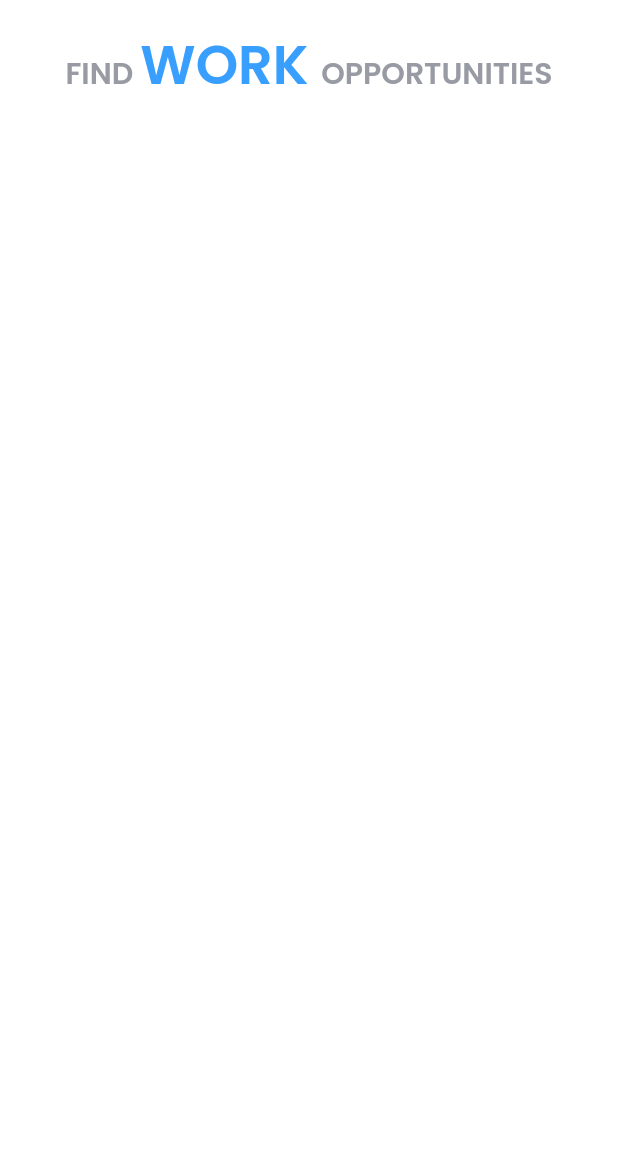
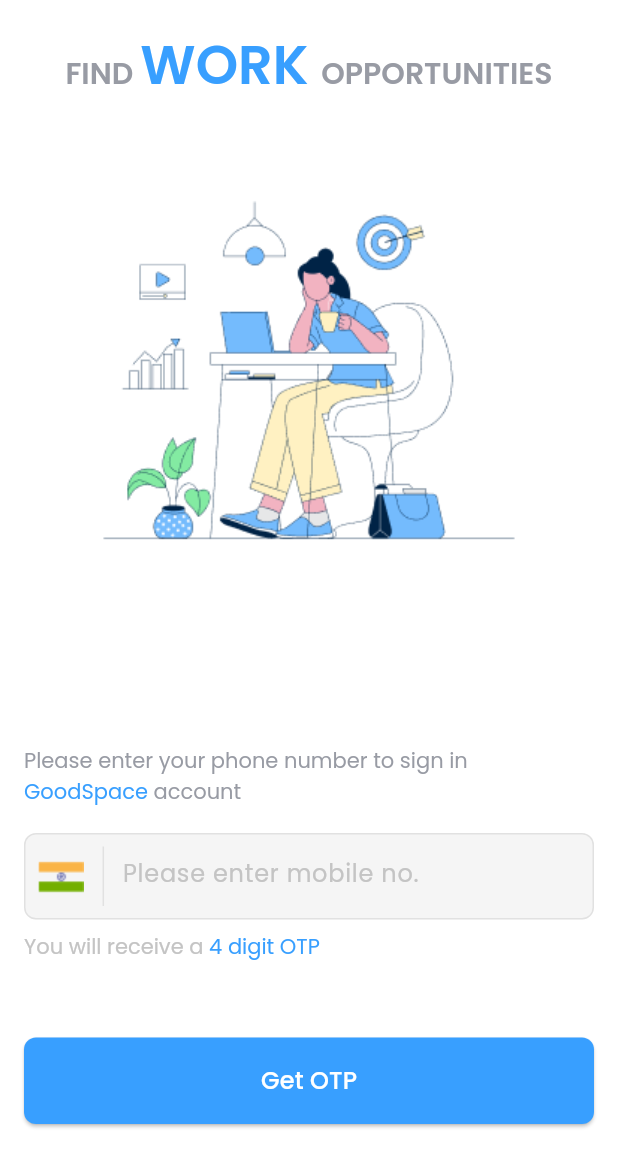
Before and after one commit to Priyanshu078/GoodSpace-loginflow, a Flutter app: the screen it shows after launch, on a phone screen of 412 x 824 dp. Shown: the top 1167 px of the screen. Run offline on Flutter 3.47's test engine with Material 3 defaults, Android fonts, the phone set to English and light mode, and no system bars; drawn by our look-alikes of carousel_slider; our stand-ins replace equatable, flutter_bloc, google_fonts.

Commit message:
working on otp verification

```diff
--- a/lib/colors.dart
+++ /dev/null
@@ -1,4 +0,0 @@
-import 'package:flutter/material.dart';
-
-Color themeColor = const Color(0xff389FFF);
-Color onboardingTextColor = const Color(0xff989BA4);
--- /dev/null
+++ b/lib/constants/colors.dart
@@ -0,0 +1,7 @@
+import 'package:flutter/material.dart';
+
+Color themeColor = const Color(0xff389FFF);
+Color onboardingTextColor = const Color(0xff989BA4);
+Color secondaryOnbardingColor = const Color(0xffC4C4C4);
+Color borderColor = const Color.fromRGBO(196, 196, 196, 0.40);
+Color textFieldBackground = const Color(0xffF5F5F5);
--- a/lib/homepage.dart
+++ /dev/null
@@ -1,129 +0,0 @@
-import 'package:carousel_slider/carousel_slider.dart';
-import 'package:flutter/material.dart';
-import 'package:flutter/services.dart';
-import 'package:goodspacelogin/colors.dart';
-import 'package:google_fonts/google_fonts.dart';
-
-class MyHomePage extends StatelessWidget {
-  MyHomePage({super.key, required this.title});
-
-  final String title;
-
-  final List<Widget> carouselItems = [
-    RichText(
-      text: TextSpan(
-          text: "FIND ",
-          children: [
-            TextSpan(
-                text: "WORK ",
-                style: GoogleFonts.poppins(
-                    fontSize: 36,
-                    fontWeight: FontWeight.w600,
-                    color: themeColor),
-                children: [
-                  TextSpan(
-                    text: "OPPORTUNITIES",
-                    style: GoogleFonts.poppins(
-                        fontSize: 20,
-                        fontWeight: FontWeight.w600,
-                        color: onboardingTextColor),
-                  )
-                ])
-          ],
-          style: GoogleFonts.poppins(
-              fontSize: 20,
-              fontWeight: FontWeight.w600,
-              color: onboardingTextColor)),
-    ),
-    RichText(
-      text: TextSpan(
-          text: "DISCOVER \n",
-          children: [
-            TextSpan(
-                text: "DREAM ",
-                style: GoogleFonts.poppins(
-                    fontSize: 40,
-                    fontWeight: FontWeight.w600,
-                    color: themeColor),
-                children: [
-                  TextSpan(
-                    text: "DIVE IN",
-                    style: GoogleFonts.poppins(
-                        fontSize: 20,
-                        fontWeight: FontWeight.w600,
-                        color: onboardingTextColor),
-                  )
-                ])
-          ],
-          style: GoogleFonts.poppins(
-              fontSize: 20,
-              fontWeight: FontWeight.w600,
-              color: onboardingTextColor)),
-    ),
-    RichText(
-      text: TextSpan(
-          text: "EXPLORE MORE \n",
-          children: [
-            TextSpan(
-                text: "SETTLE ",
-                style: GoogleFonts.poppins(
-                    fontSize: 40,
-                    fontWeight: FontWeight.w600,
-                    color: themeColor),
-                children: [
-                  TextSpan(
-                    text: "FOR MORE",
-                    style: GoogleFonts.poppins(
-                        fontSize: 20,
-                        fontWeight: FontWeight.w600,
-                        color: onboardingTextColor),
-                  )
-                ])
-          ],
-          style: GoogleFonts.poppins(
-              fontSize: 20,
-              fontWeight: FontWeight.w600,
-              color: onboardingTextColor)),
-    ),
-  ];
-
-  @override
-  Widget build(BuildContext context) {
-    return Scaffold(
-      backgroundColor: Colors.white,
-      body: AnnotatedRegion<SystemUiOverlayStyle>(
-        value: const SystemUiOverlayStyle(
-            statusBarColor: Colors.white,
-            statusBarIconBrightness: Brightness.dark),
-        child: SafeArea(
-          child: Padding(
-            padding: const EdgeInsets.all(16.0),
-            child: Column(
-              children: <Widget>[
-                CarouselSlider(
-                    items: carouselItems,
-                    options: CarouselOptions(
-                      height: 400,
-                      aspectRatio: 16 / 9,
-                      viewportFraction: 1,
-                      initialPage: 0,
-                      enableInfiniteScroll: false,
-                      reverse: false,
-                      autoPlay: true,
-                      autoPlayInterval: const Duration(seconds: 3),
-                      autoPlayAnimationDuration:
-                          const Duration(milliseconds: 200),
-                      autoPlayCurve: Curves.fastOutSlowIn,
-                      enlargeCenterPage: true,
-                      enlargeFactor: 0.3,
-                      onPageChanged: (val, _) {},
-                      scrollDirection: Axis.horizontal,
-                    ))
-              ],
-            ),
-          ),
-        ),
-      ),
-    );
-  }
-}
--- /dev/null
+++ b/lib/login/bloc/login_bloc.dart
@@ -0,0 +1,9 @@
+import 'package:goodspacelogin/login/bloc/login_event.dart';
+import 'package:flutter_bloc/flutter_bloc.dart';
+import 'package:goodspacelogin/login/bloc/login_state.dart';
+
+class LoginBloc extends Bloc<LoginEvent, LoginState> {
+  LoginBloc() : super(const LoginState()) {
+    on((event, emit) => null);
+  }
+}
--- /dev/null
+++ b/lib/login/bloc/login_event.dart
@@ -0,0 +1,6 @@
+import 'package:equatable/equatable.dart';
+
+class LoginEvent extends Equatable {
+  @override
+  List<Object?> get props => [];
+}
--- /dev/null
+++ b/lib/login/bloc/login_state.dart
@@ -0,0 +1,7 @@
+import 'package:equatable/equatable.dart';
+
+class LoginState extends Equatable {
+  @override
+  List<Object?> get props => [];
+  const LoginState();
+}
--- /dev/null
+++ b/lib/login/getotp_page.dart
@@ -0,0 +1,296 @@
+import 'package:carousel_slider/carousel_slider.dart';
+import 'package:flutter/material.dart';
+import 'package:flutter/services.dart';
+import 'package:goodspacelogin/constants/colors.dart';
+import 'package:goodspacelogin/widgets/mybutton.dart';
+import 'package:google_fonts/google_fonts.dart';
+
+class MyHomePage extends StatefulWidget {
+  const MyHomePage({super.key, required this.title});
+
+  final String title;
+
+  @override
+  State<MyHomePage> createState() => _MyHomePageState();
+}
+
+class _MyHomePageState extends State<MyHomePage> {
+  final TextEditingController _textEditingController = TextEditingController();
+
+  List<Widget> getCarouselItems(double height, double width) {
+    return [
+      SizedBox(
+        height: height * 0.5,
+        child: Column(
+          mainAxisAlignment: MainAxisAlignment.spaceBetween,
+          mainAxisSize: MainAxisSize.min,
+          children: [
+            RichText(
+              text: TextSpan(
+                  text: "FIND ",
+                  children: [
+                    TextSpan(
+                        text: "WORK ",
+                        style: GoogleFonts.poppins(
+                            fontSize: 36,
+                            fontWeight: FontWeight.w600,
+                            color: themeColor),
+                        children: [
+                          TextSpan(
+                            text: "OPPORTUNITIES",
+                            style: GoogleFonts.poppins(
+                                fontSize: 20,
+                                fontWeight: FontWeight.w600,
+                                color: onboardingTextColor),
+                          )
+                        ])
+                  ],
+                  style: GoogleFonts.poppins(
+                      fontSize: 20,
+                      fontWeight: FontWeight.w600,
+                      color: onboardingTextColor)),
+            ),
+            Image.asset(
+              "assets/images/image1.png",
+              height: height * 0.3,
+            ),
+          ],
+        ),
+      ),
+      SizedBox(
+        height: height * 0.5,
+        child: Column(
+          mainAxisSize: MainAxisSize.min,
+          mainAxisAlignment: MainAxisAlignment.spaceBetween,
+          children: [
+            RichText(
+              text: TextSpan(
+                  text: "DISCOVER \n",
+                  children: [
+                    TextSpan(
+                        text: "DREAM ",
+                        style: GoogleFonts.poppins(
+                            fontSize: 40,
+                            fontWeight: FontWeight.w600,
+                            color: themeColor),
+                        children: [
+                          TextSpan(
+                            text: "DIVE IN",
+                            style: GoogleFonts.poppins(
+                                fontSize: 20,
+                                fontWeight: FontWeight.w600,
+                                color: onboardingTextColor),
+                          )
+                        ])
+                  ],
+                  style: GoogleFonts.poppins(
+                      fontSize: 20,
+                      fontWeight: FontWeight.w600,
+                      color: onboardingTextColor)),
+            ),
+            Image.asset(
+              "assets/images/image2.png",
+              height: height * 0.25,
+              width: width,
+            ),
+          ],
+        ),
+      ),
+      Column(
+        mainAxisSize: MainAxisSize.min,
+        mainAxisAlignment: MainAxisAlignment.spaceBetween,
+        children: [
+          RichText(
+            text: TextSpan(
+                text: "EXPLORE MORE \n",
+                children: [
+                  TextSpan(
+                      text: "SETTLE ",
+                      style: GoogleFonts.poppins(
+                          fontSize: 40,
+                          fontWeight: FontWeight.w600,
+                          color: themeColor),
+                      children: [
+                        TextSpan(
+                          text: "FOR MORE",
+                          style: GoogleFonts.poppins(
+                              fontSize: 20,
+                              fontWeight: FontWeight.w600,
+                              color: onboardingTextColor),
+                        )
+                      ])
+                ],
+                style: GoogleFonts.poppins(
+                    fontSize: 20,
+                    fontWeight: FontWeight.w600,
+                    color: onboardingTextColor)),
+          ),
+          Image.asset(
+            "assets/images/image3.png",
+            height: height * 0.25,
+            width: width,
+          ),
+        ],
+      ),
+    ];
+  }
+
+  @override
+  Widget build(BuildContext context) {
+    final height = MediaQuery.of(context).size.height;
+    final width = MediaQuery.of(context).size.width;
+    return Scaffold(
+      backgroundColor: Colors.white,
+      body: AnnotatedRegion<SystemUiOverlayStyle>(
+        value: const SystemUiOverlayStyle(
+            statusBarColor: Colors.white,
+            statusBarIconBrightness: Brightness.dark),
+        child: SafeArea(
+          child: Padding(
+            padding: const EdgeInsets.all(16.0),
+            child: SingleChildScrollView(
+              child: SizedBox(
+                height: height * 0.91,
+                width: width,
+                child: Column(
+                  children: <Widget>[
+                    CarouselSlider(
+                        items: getCarouselItems(height, width),
+                        options: CarouselOptions(
+                          height: height * 0.43,
+                          viewportFraction: 1,
+                          initialPage: 0,
+                          enableInfiniteScroll: false,
+                          reverse: false,
+                          autoPlay: true,
+                          autoPlayInterval: const Duration(seconds: 3),
+                          autoPlayAnimationDuration:
+                              const Duration(milliseconds: 200),
+                          autoPlayCurve: Curves.fastOutSlowIn,
+                          enlargeCenterPage: true,
+                          enlargeFactor: 0.3,
+                          onPageChanged: (val, _) {},
+                          scrollDirection: Axis.horizontal,
+                        )),
+                    Expanded(
+                      child: Container(),
+                    ),
+                    Column(
+                      crossAxisAlignment: CrossAxisAlignment.start,
+                      children: [
+                        RichText(
+                          text: TextSpan(
+                              text:
+                                  "Please enter your phone number to sign in \n",
+                              style: GoogleFonts.poppins(
+                                fontSize: 14,
+                                fontWeight: FontWeight.normal,
+                                color: onboardingTextColor,
+                              ),
+                              children: [
+                                TextSpan(
+                                    text: "GoodSpace ",
+                                    style: GoogleFonts.poppins(
+                                      fontSize: 14,
+                                      fontWeight: FontWeight.normal,
+                                      color: themeColor,
+                                    ),
+                                    children: [
+                                      TextSpan(
+                                          text: "account",
+                                          style: GoogleFonts.poppins(
+                                            fontSize: 14,
+                                            fontWeight: FontWeight.normal,
+                                            color: onboardingTextColor,
+                                          ))
+                                    ])
+                              ]),
+                        ),
+                        SizedBox(
+                          height: height * 0.02,
+                        ),
+                        Container(
+                          height: height * 0.07,
+                          padding: const EdgeInsets.all(8),
+                          decoration: BoxDecoration(
+                              color: textFieldBackground,
+                              borderRadius: BorderRadius.circular(8),
+                              border: Border.all(color: borderColor, width: 1)),
+                          child: Row(
+                            crossAxisAlignment: CrossAxisAlignment.center,
+                            children: [
+                              Image.asset("assets/images/flag.png"),
+                              SizedBox(
+                                width: width * 0.03,
+                              ),
+                              VerticalDivider(
+                                width: 1,
+                                color: borderColor,
+                              ),
+                              SizedBox(
+                                width: width * 0.03,
+                              ),
+                              SizedBox(
+                                  width: width * 0.7,
+                                  child: TextField(
+                                    controller: _textEditingController,
+                                    style: GoogleFonts.poppins(
+                                        fontSize: 16,
+                                        color: Colors.black,
+                                        fontWeight: FontWeight.normal),
+                                    decoration: InputDecoration(
+                                        contentPadding:
+                                            const EdgeInsets.only(bottom: 12),
+                                        hintText: "Please enter mobile no.",
+                                        hintStyle: GoogleFonts.poppins(
+                                            fontSize: 16,
+                                            fontWeight: FontWeight.normal,
+                                            color: secondaryOnbardingColor),
+                                        border: InputBorder.none),
+                                  ))
+                            ],
+                          ),
+                        ),
+                        SizedBox(
+                          height: height * 0.01,
+                        ),
+                        RichText(
+                            text: TextSpan(
+                                text: "You will receive a ",
+                                style: GoogleFonts.poppins(
+                                  fontSize: 14,
+                                  fontWeight: FontWeight.normal,
+                                  color: secondaryOnbardingColor,
+                                ),
+                                children: [
+                              TextSpan(
+                                  text: "4 digit OTP",
+                                  style: GoogleFonts.poppins(
+                                    fontSize: 14,
+                                    fontWeight: FontWeight.normal,
+                                    color: themeColor,
+                                  ))
+                            ])),
+                        SizedBox(
+                          height: height * 0.06,
+                        ),
+                        MyButton(
+                            text: "Get OTP",
+                            onPressed: () {},
+                            height: height,
+                            width: width),
+                        SizedBox(
+                          height: height * 0.02,
+                        ),
+                      ],
+                    ),
+                  ],
+                ),
+              ),
+            ),
+          ),
+        ),
+      ),
+    );
+  }
+}
--- a/lib/main.dart
+++ b/lib/main.dart
@@ -1,5 +1,5 @@
 import 'package:flutter/material.dart';
-import 'package:goodspacelogin/homepage.dart';
+import 'package:goodspacelogin/login/getotp_page.dart';
 
 void main() {
   runApp(const MyApp());
@@ -17,7 +17,7 @@ class MyApp extends StatelessWidget {
         colorScheme: ColorScheme.fromSeed(seedColor: Colors.deepPurple),
         useMaterial3: true,
       ),
-      home: MyHomePage(
+      home: const MyHomePage(
         title: "",
       ),
     );
--- /dev/null
+++ b/lib/widgets/mybutton.dart
@@ -0,0 +1,35 @@
+import 'package:flutter/material.dart';
+import 'package:goodspacelogin/constants/colors.dart';
+import 'package:goodspacelogin/widgets/mytext.dart';
+
+class MyButton extends StatelessWidget {
+  const MyButton({
+    super.key,
+    required this.onPressed,
+    required this.height,
+    required this.width,
+    required this.text,
+  });
+
+  final String text;
+  final VoidCallback onPressed;
+  final double height;
+  final double width;
+
+  @override
+  Widget build(BuildContext context) {
+    return ElevatedButton(
+      style: ElevatedButton.styleFrom(
+          shape: RoundedRectangleBorder(borderRadius: BorderRadius.circular(8)),
+          backgroundColor: themeColor,
+          minimumSize: Size(width, height * 0.07)),
+      onPressed: onPressed,
+      child: MyText(
+        text: text,
+        fontSize: 16,
+        color: Colors.white,
+        fontWeight: FontWeight.w500,
+      ),
+    );
+  }
+}
--- a/pubspec.yaml
+++ b/pubspec.yaml
@@ -38,6 +38,8 @@ dependencies:
   google_fonts: ^6.1.0
   flutter_native_splash: ^2.3.7
   carousel_slider: ^4.2.1
+  flutter_bloc: ^8.1.3
+  equatable: ^2.0.5
 
 dev_dependencies:
   flutter_test:
```
Also changed, not shown: assets/images/flag.png (added), assets/images/goodspace.png (deleted), assets/images/image1.png (added), assets/images/image2.png (added), assets/images/image3.png (added), lib/login/verifyotp_page.dart (added), lib/networking/otplogin.dart (added), pubspec.lock.
